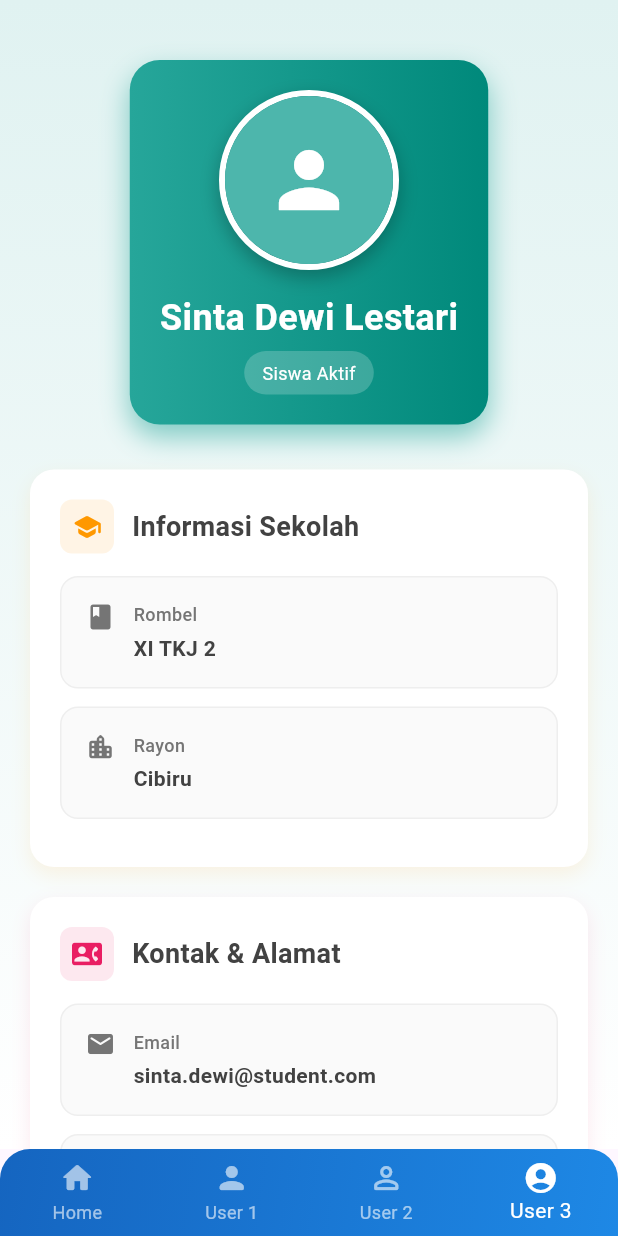
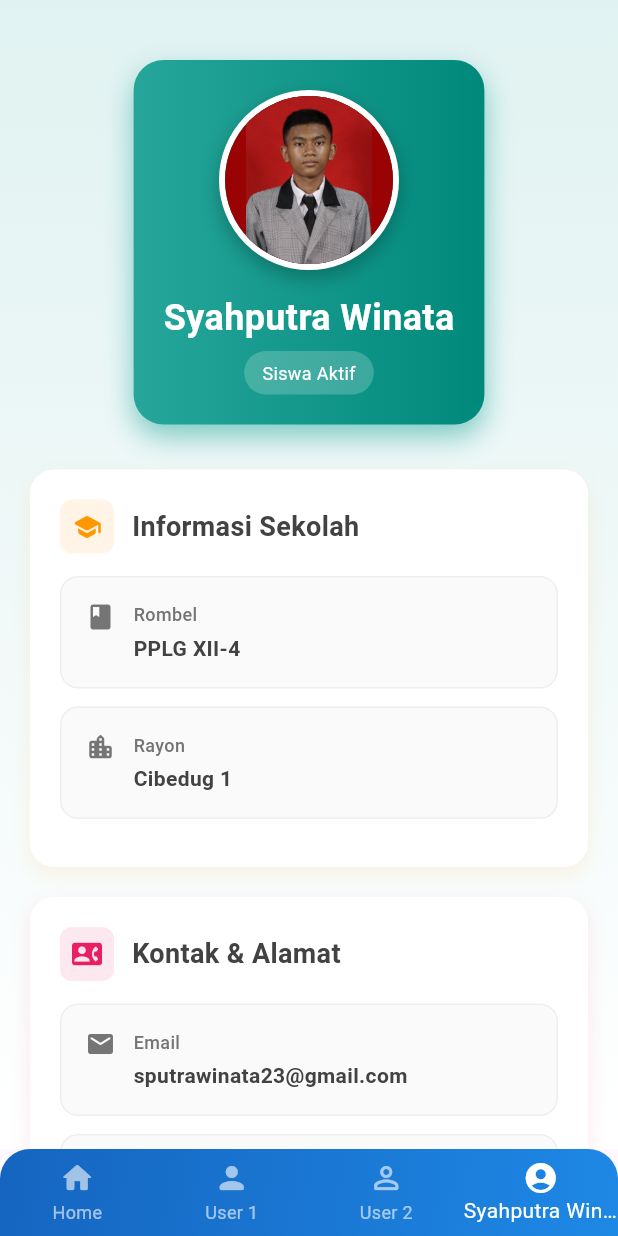
Before and after one commit to ipaypy/project_profile_flutter, a Flutter app: the screen it shows after launch, item 4 of the bottom bar chosen, on a phone screen of 412 x 824 dp. Run offline on Flutter 3.47's test engine with Material 3 defaults, Android fonts, the phone set to English and light mode, and no system bars.

Commit message:
Update: Mengganti data diri

```diff
--- a/lib/navbar.dart
+++ b/lib/navbar.dart
@@ -62,7 +62,7 @@ class _NavBarState extends State<NavBar> {
               ),
               BottomNavigationBarItem(
                 icon: Icon(Icons.account_circle_rounded),
-                label: 'User 3',
+                label: 'Syahputra Winata',
               ),
             ],
             currentIndex: _selectedIndex,
--- a/lib/putra.dart
+++ b/lib/putra.dart
@@ -55,11 +55,9 @@ class PutraProfile extends StatelessWidget {
                         ),
                         child: ClipOval(
                           child: Container(
-                            color: Colors.teal.shade300,
-                            child: Icon(
-                              Icons.person,
-                              size: 60,
-                              color: Colors.white,
+                            color: Color.fromARGB(255, 154, 3, 3),
+                            child: Image.asset(
+                              'assets/images/FotoNameTag.jpg',
                             ),
                           ),
                         ),
@@ -67,7 +65,7 @@ class PutraProfile extends StatelessWidget {
                       SizedBox(height: 15),
 
                       Text(
-                        'Sinta Dewi Lestari',
+                        'Syahputra Winata',
                         style: TextStyle(
                           fontSize: 24,
                           fontWeight: FontWeight.bold,
@@ -101,8 +99,8 @@ class PutraProfile extends StatelessWidget {
                   icon: Icons.school_rounded,
                   color: Colors.orange,
                   children: [
-                    _buildInfoCard(Icons.class_rounded, 'Rombel', 'XI TKJ 2'),
-                    _buildInfoCard(Icons.location_city_rounded, 'Rayon', 'Cibiru'),
+                    _buildInfoCard(Icons.class_rounded, 'Rombel', 'PPLG XII-4'),
+                    _buildInfoCard(Icons.location_city_rounded, 'Rayon', 'Cibedug 1'),
                   ],
                 ),
 
@@ -113,9 +111,9 @@ class PutraProfile extends StatelessWidget {
                   icon: Icons.contact_phone_rounded,
                   color: Colors.pink,
                   children: [
-                    _buildInfoCard(Icons.email_rounded, 'Email', 'sinta.dewi@student.com'),
-                    _buildInfoCard(Icons.phone_rounded, 'No. Telepon', '+62 821-9876-5432'),
-                    _buildInfoCard(Icons.location_on_rounded, 'Alamat', 'Jl. Sudirman No. 25\nCimahi, Jawa Barat\n40512'),
+                    _buildInfoCard(Icons.email_rounded, 'Email', 'sputrawinata23@gmail.com'),
+                    _buildInfoCard(Icons.phone_rounded, 'No. Telepon', '+62 896-3699-8239'),
+                    _buildInfoCard(Icons.location_on_rounded, 'Alamat', 'Jl. Veteran III Desa Banjarwaru\nBogor, Jawa Barat\n16720'),
                   ],
                 ),
               ],
```
Also changed, not shown: assets/images/FotoNameTag.jpg (added).
